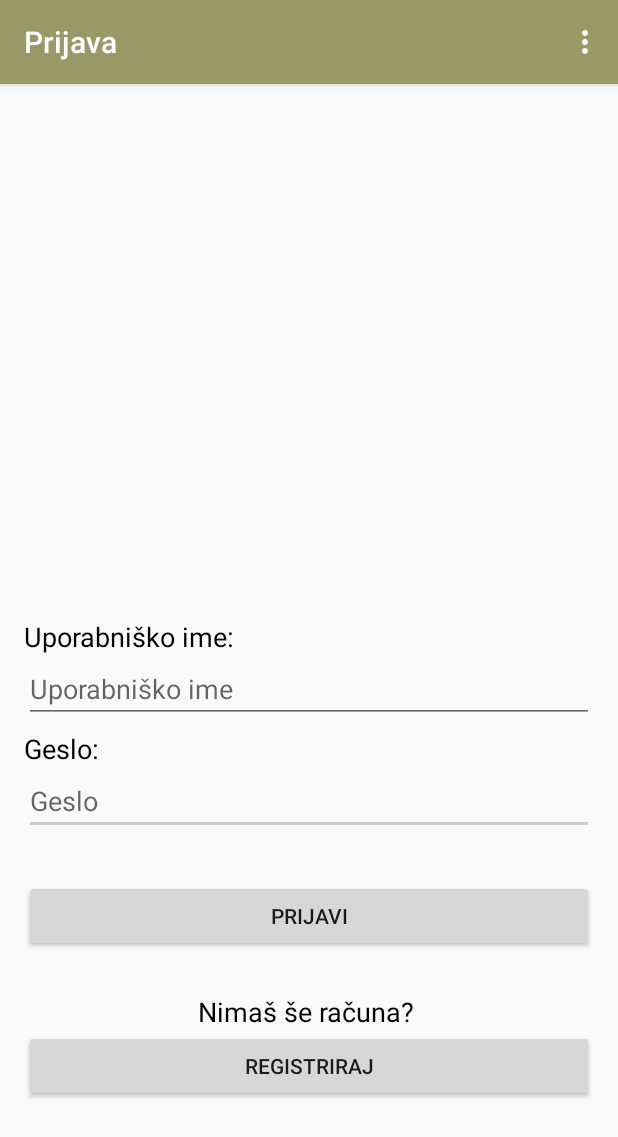
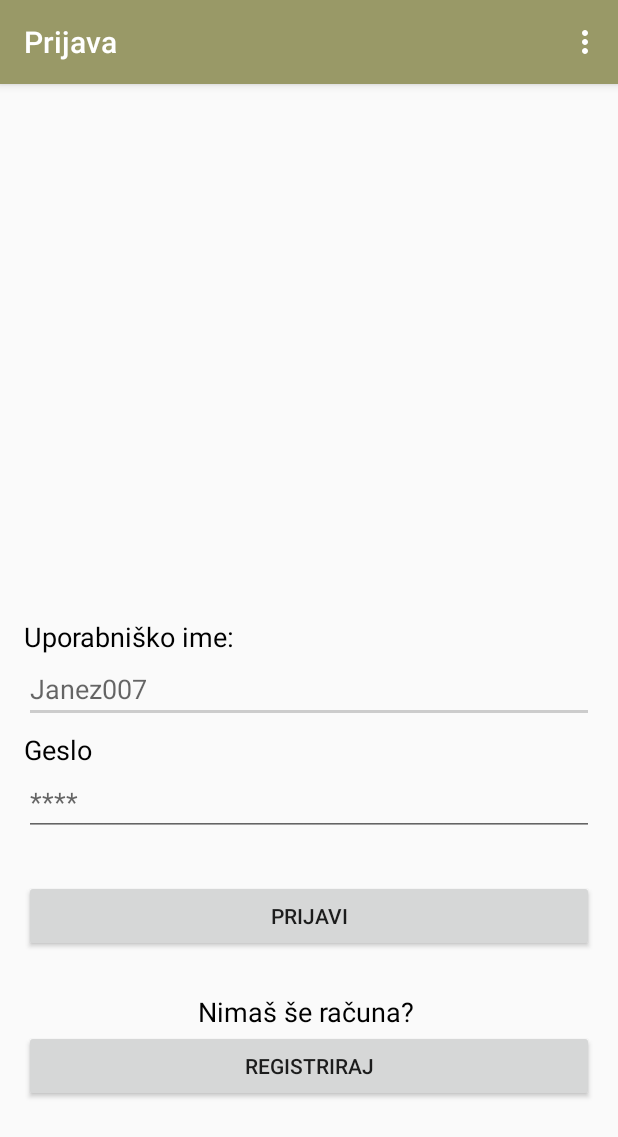
Before and after one commit to Cerozz/Skavt, an Android app: the ExperienceLogin screen opened directly, with no data from a screen before it, on a phone screen of 412 x 824 dp. Shown: the top 1137 px of the screen. Run offline under Robolectric (Android 15) with nearby library versions, the phone set to English and light mode, and no system bars.

Commit message:
Uredil adapter za listview, kasneje ga še dopolnem, popravil nekaj v experiencedetail

```diff
--- a/app/src/main/java/com/example/zoki/skavt/Experiences/ExperienceDetails.java
+++ b/app/src/main/java/com/example/zoki/skavt/Experiences/ExperienceDetails.java
@@ -25,7 +25,7 @@ import java.util.ArrayList;
 public class ExperienceDetails extends AppCompatActivity {
 
     private Button btnLike;
-    private TextView tvTitle, tvDetails, tvLike;
+    private TextView tvTitle, tvDetails, tvLike, tvAuthor, tvCategory;
     private int numberOfLikes;
 
     @Override
@@ -96,8 +96,12 @@ public class ExperienceDetails extends AppCompatActivity {
             tvTitle = (TextView) findViewById(R.id.tvTitle);
             tvDetails = (TextView) findViewById(R.id.tvDetails);
             tvLike = (TextView) findViewById(R.id.tvLike);
+            tvAuthor = (TextView)findViewById(R.id.tvAuthor);
+            tvCategory = (TextView)findViewById(R.id.tvCategory);
             if (result != null) {
                 tvTitle.setText(result.Title);
+                tvAuthor.setText("Avtor: " + result.Author);
+                tvCategory.setText("Kategorija: " + result.CatID);
                 tvDetails.setText(result.Details);
                 numberOfLikes = result.Likes;
                 tvLike.setText("Število všečkov: " + Integer.toString(numberOfLikes));
--- a/app/src/main/java/com/example/zoki/skavt/Experiences/ExperienceLogin.java
+++ b/app/src/main/java/com/example/zoki/skavt/Experiences/ExperienceLogin.java
@@ -36,10 +36,12 @@ public class ExperienceLogin extends AppCompatActivity {
         super.onCreate(savedInstanceState);
         setContentView(R.layout.activity_experience_login);
 
+
         IsLoggedIn = false;
 
-        etUsername = (EditText) findViewById(R.id.etUsername);
-        etPassword = (EditText) findViewById(R.id.etPassword);
+        etUsername = (EditText) findViewById(R.id.etPassword);
+        etPassword = (EditText) findViewById(R.id.etUsername);
+
         tvInfo = (TextView) findViewById(R.id.tvInfoLogin);
 
         Button btnLogin = (Button) findViewById(R.id.btnConfirm);
--- a/app/src/main/res/layout/activity_experience_login.xml
+++ b/app/src/main/res/layout/activity_experience_login.xml
@@ -19,24 +19,26 @@
         android:text="Prijavi" />
 
     <EditText
+        android:id="@+id/etUsername"
+        android:layout_width="match_parent"
+        android:layout_height="wrap_content"
+        android:layout_above="@+id/etPassword"
+        android:layout_centerHorizontal="true"
+        android:layout_marginBottom="30dp"
+        android:ems="10"
+        android:hint="Janez007"
+        android:inputType="text" />
+
+
+    <EditText
         android:id="@+id/etPassword"
         android:layout_width="match_parent"
         android:layout_height="wrap_content"
         android:layout_above="@+id/btnConfirm"
-        android:layout_centerHorizontal="true"
-        android:layout_marginBottom="30dp"
-        android:ems="10"
-        android:hint="Geslo"
-        android:inputType="textPassword" />
-
-    <EditText
-        android:id="@+id/etUsername"
-        android:layout_width="match_parent"
-        android:layout_height="wrap_content"
-        android:layout_above="@+id/etPassword"
         android:layout_alignParentEnd="true"
         android:layout_marginBottom="29dp"
-        android:hint="Uporabniško ime" />
+        android:hint="****"
+        android:inputType="textPassword" />
 
     <TextView
         android:id="@+id/tvInfoLogin"
@@ -48,22 +50,22 @@
         android:textAppearance="?android:attr/textAppearanceMedium" />
 
     <TextView
+        android:id="@+id/tvLabelPassword"
+        android:layout_width="wrap_content"
+        android:layout_height="wrap_content"
+        android:layout_above="@+id/etPassword"
+        android:layout_alignParentStart="true"
+        android:text="Geslo"
+        android:textAppearance="?android:attr/textAppearanceMedium"
+        android:textColor="#000000" />
+
+    <TextView
         android:id="@+id/tvLabelUsername"
         android:layout_width="wrap_content"
         android:layout_height="wrap_content"
         android:layout_above="@+id/etUsername"
         android:layout_alignParentStart="true"
         android:text="Uporabniško ime:"
-        android:textAppearance="?android:attr/textAppearanceMedium"
-        android:textColor="#000000" />
-
-    <TextView
-        android:id="@+id/tvLabelPassword"
-        android:layout_width="wrap_content"
-        android:layout_height="wrap_content"
-        android:layout_above="@+id/etPassword"
-        android:layout_alignParentStart="true"
-        android:text="Geslo:"
         android:textAppearance="?android:attr/textAppearanceMedium"
         android:textColor="#000000" />
 
```
Also changed, not shown: app/src/main/java/com/example/zoki/skavt/Experiences/ExperienceAdapter.java (added, +33 -0 lines), app/src/main/java/com/example/zoki/skavt/Experiences/ExperienceMain.java (+16 -37 lines), app/src/main/res/layout/activity_experience_details.xml (+18 -1 lines), app/src/main/res/layout/row_list.xml (+16 -6 lines).
